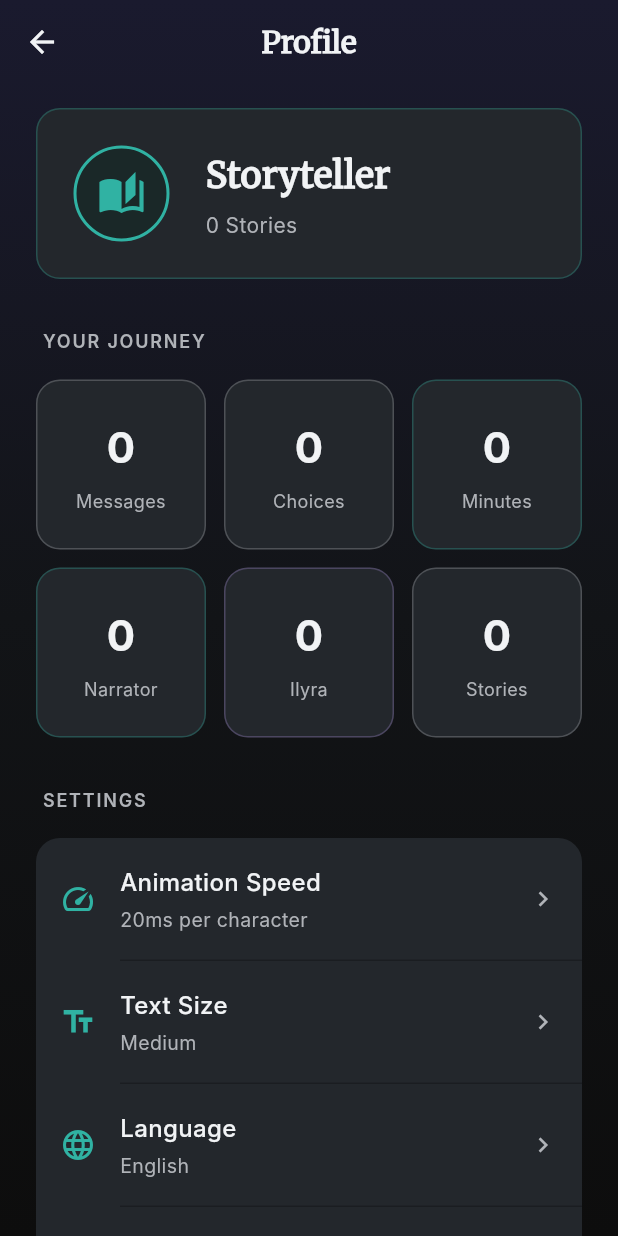
After one commit to hammerheart92/StoryForge, a Flutter app: the screen it shows after launch, after a tap on the "person" icon, on a phone screen of 412 x 824 dp. The commit adds this screen. Run offline on Flutter 3.47's test engine with Material 3 defaults, Android fonts, the phone set to English and light mode, and no system bars; our stand-ins replace flutter_riverpod, shared_preferences; Roboto replaces fonts that are missing (Inter).

Commit message:
feat(profile): Add ProfileScreen with real-time stats (Session 18 - Phase 2)
Phase 1 & 2 Complete:
- Created ProfileScreen with three-section layout
- Added profile icon navigation from HomeScreen
- Built StatsService to calculate user statistics
- Display 6 real stat cards: Messages, Choices, Minutes, Narrator, Ilyra, Stories
- Stats persist across app restarts
- Professional dark gradient UI matching HomeScreen

Files created:
- frontend/lib/screens/profile_screen.dart
- frontend/lib/services/stats_service.dart

Files modified:
- frontend/lib/screens/home_screen.dart (added profile icon)

Next: Phase 3 - Settings functionality

```diff
--- a/frontend/lib/screens/home_screen.dart
+++ b/frontend/lib/screens/home_screen.dart
@@ -9,6 +9,7 @@ import '../theme/storyforge_theme.dart';
 import '../theme/tokens/colors.dart';
 import '../theme/tokens/spacing.dart';
 import 'narrative_screen.dart';
+import 'profile_screen.dart';
 
 class HomeScreen extends StatefulWidget {
   const HomeScreen({super.key});
@@ -42,7 +43,10 @@ class _HomeScreenState extends State<HomeScreen> {
     final isDesktop = screenWidth > 600;
 
     return Scaffold(
-      body: Container(
+      body: Stack(
+        children: [
+          // Main content with gradient background
+          Container(
             // Option B: Subtle vertical gradient (atmospheric depth)
             decoration: const BoxDecoration(
               gradient: LinearGradient(
@@ -183,6 +187,51 @@ class _HomeScreenState extends State<HomeScreen> {
             ),
           ),
         ),
+      ),
+
+          // Profile icon button (top-right)
+          Positioned(
+            top: 0,
+            right: 0,
+            child: SafeArea(
+              child: Padding(
+                padding: const EdgeInsets.all(DesignSpacing.md),
+                child: Material(
+                  color: Colors.transparent,
+                  child: InkWell(
+                    onTap: () {
+                      Navigator.push(
+                        context,
+                        MaterialPageRoute(
+                          builder: (context) => const ProfileScreen(),
+                        ),
+                      );
+                    },
+                    borderRadius: BorderRadius.circular(24),
+                    splashColor: DesignColors.highlightTeal.withOpacity(0.3),
+                    child: Container(
+                      width: 48,
+                      height: 48,
+                      decoration: BoxDecoration(
+                        shape: BoxShape.circle,
+                        color: DesignColors.dSurfaces.withOpacity(0.6),
+                        border: Border.all(
+                          color: DesignColors.highlightTeal.withOpacity(0.4),
+                          width: 1,
+                        ),
+                      ),
+                      child: const Icon(
+                        Icons.person,
+                        color: DesignColors.highlightTeal,
+                        size: 28,
+                      ),
+                    ),
+                  ),
+                ),
+              ),
+            ),
+          ),
+        ],
       ),
     );
   }
--- /dev/null
+++ b/frontend/lib/screens/profile_screen.dart
@@ -0,0 +1,508 @@
+// lib/screens/profile_screen.dart
+// ProfileScreen - Central hub for user stats and settings
+// Features profile header, stats grid, and settings menu
+
+import 'package:flutter/material.dart';
+import '../services/stats_service.dart';
+import '../theme/tokens/colors.dart';
+import '../theme/tokens/spacing.dart';
+
+class ProfileScreen extends StatefulWidget {
+  const ProfileScreen({super.key});
+
+  @override
+  State<ProfileScreen> createState() => _ProfileScreenState();
+}
+
+class _ProfileScreenState extends State<ProfileScreen> {
+  UserStats _stats = UserStats.empty();
+
+  @override
+  void initState() {
+    super.initState();
+    _loadStats();
+  }
+
+  Future<void> _loadStats() async {
+    final stats = await StatsService.calculateStats();
+    if (mounted) {
+      setState(() {
+        _stats = stats;
+      });
+    }
+  }
+
+  @override
+  Widget build(BuildContext context) {
+    final screenWidth = MediaQuery.of(context).size.width;
+    final isDesktop = screenWidth > 600;
+
+    return Scaffold(
+      // Transparent for gradient background
+      backgroundColor: Colors.transparent,
+      extendBodyBehindAppBar: true,
+      appBar: AppBar(
+        backgroundColor: Colors.transparent,
+        elevation: 0,
+        leading: IconButton(
+          icon: const Icon(
+            Icons.arrow_back,
+            color: DesignColors.dPrimaryText,
+          ),
+          onPressed: () => Navigator.pop(context),
+        ),
+        title: const Text(
+          'Profile',
+          style: TextStyle(
+            fontFamily: 'Merriweather',
+            fontSize: 20,
+            fontWeight: FontWeight.bold,
+            color: DesignColors.dPrimaryText,
+          ),
+        ),
+        centerTitle: true,
+      ),
+      body: Container(
+        // Dark gradient background (same as HomeScreen)
+        decoration: const BoxDecoration(
+          gradient: LinearGradient(
+            begin: Alignment.topCenter,
+            end: Alignment.bottomCenter,
+            colors: [
+              Color(0xFF1A1A2E), // Dark blue-gray (top)
+              Color(0xFF121417), // Near black (middle)
+              Color(0xFF0D0D0D), // Deeper black (bottom)
+            ],
+            stops: [0.0, 0.5, 1.0],
+          ),
+        ),
+        child: SafeArea(
+          child: SingleChildScrollView(
+            padding: EdgeInsets.symmetric(
+              horizontal: isDesktop ? DesignSpacing.xl : DesignSpacing.lg,
+              vertical: DesignSpacing.md,
+            ),
+            child: Center(
+              child: ConstrainedBox(
+                // Max width for desktop
+                constraints: const BoxConstraints(maxWidth: 600),
+                child: Column(
+                  crossAxisAlignment: CrossAxisAlignment.stretch,
+                  children: [
+                    // Section 1: Profile Header
+                    _ProfileHeader(totalStories: _stats.totalStories),
+
+                    const SizedBox(height: DesignSpacing.xl),
+
+                    // Section 2: Stats Grid (3x2)
+                    _StatsGrid(stats: _stats),
+
+                    const SizedBox(height: DesignSpacing.xl),
+
+                    // Section 3: Settings List
+                    const _SettingsList(),
+
+                    const SizedBox(height: DesignSpacing.xl),
+                  ],
+                ),
+              ),
+            ),
+          ),
+        ),
+      ),
+    );
+  }
+}
+
+/// Profile header with avatar and user info
+class _ProfileHeader extends StatelessWidget {
+  final int totalStories;
+
+  const _ProfileHeader({required this.totalStories});
+
+  @override
+  Widget build(BuildContext context) {
+    return Container(
+      padding: const EdgeInsets.all(DesignSpacing.lg),
+      decoration: BoxDecoration(
+        color: DesignColors.dSurfaces,
+        borderRadius: BorderRadius.circular(16),
+        border: Border.all(
+          color: DesignColors.highlightTeal.withOpacity(0.3),
+          width: 1,
+        ),
+      ),
+      child: Row(
+        children: [
+          // Avatar icon
+          Container(
+            width: 64,
+            height: 64,
+            decoration: BoxDecoration(
+              shape: BoxShape.circle,
+              border: Border.all(
+                color: DesignColors.highlightTeal,
+                width: 2,
+              ),
+              color: const Color(0xFF1A2828),
+            ),
+            child: const Icon(
+              Icons.auto_stories,
+              color: DesignColors.highlightTeal,
+              size: 32,
+            ),
+          ),
+
+          const SizedBox(width: DesignSpacing.lg),
+
+          // Name and stats
+          Expanded(
+            child: Column(
+              crossAxisAlignment: CrossAxisAlignment.start,
+              children: [
+                const Text(
+                  'Storyteller',
+                  style: TextStyle(
+                    fontFamily: 'Merriweather',
+                    fontSize: 24,
+                    fontWeight: FontWeight.bold,
+                    color: DesignColors.dPrimaryText,
+                  ),
+                ),
+                const SizedBox(height: 4),
+                Text(
+                  '$totalStories ${totalStories == 1 ? 'Story' : 'Stories'}',
+                  style: TextStyle(
+                    fontSize: 14,
+                    color: DesignColors.dSecondaryText,
+                  ),
+                ),
+              ],
+            ),
+          ),
+        ],
+      ),
+    );
+  }
+}
+
+/// Stats grid displaying 6 stat cards in 3x2 layout
+class _StatsGrid extends StatelessWidget {
+  final UserStats stats;
+
+  const _StatsGrid({required this.stats});
+
+  @override
+  Widget build(BuildContext context) {
+    return Column(
+      crossAxisAlignment: CrossAxisAlignment.start,
+      children: [
+        // Section header
+        Padding(
+          padding: const EdgeInsets.only(
+            left: DesignSpacing.xs,
+            bottom: DesignSpacing.md,
+          ),
+          child: Text(
+            'YOUR JOURNEY',
+            style: TextStyle(
+              fontSize: 12,
+              fontWeight: FontWeight.w600,
+              letterSpacing: 1.2,
+              color: DesignColors.dSecondaryText,
+            ),
+          ),
+        ),
+
+        // 3x2 Grid of stat cards
+        GridView.count(
+          shrinkWrap: true,
+          physics: const NeverScrollableScrollPhysics(),
+          crossAxisCount: 3,
+          mainAxisSpacing: 12,
+          crossAxisSpacing: 12,
+          childAspectRatio: 1.0,
+          children: [
+            _StatCard(
+              value: stats.totalMessages.toString(),
+              label: 'Messages',
+              accentColor: DesignColors.dSecondaryText,
+            ),
+            _StatCard(
+              value: stats.choicesMade.toString(),
+              label: 'Choices',
+              accentColor: DesignColors.dSecondaryText,
+            ),
+            _StatCard(
+              value: stats.timeSpentMinutes.toString(),
+              label: 'Minutes',
+              accentColor: DesignColors.highlightTeal,
+            ),
+            _StatCard(
+              value: stats.narratorMessages.toString(),
+              label: 'Narrator',
+              accentColor: DesignColors.highlightTeal,
+            ),
+            _StatCard(
+              value: stats.ilyraMessages.toString(),
+              label: 'Ilyra',
+              accentColor: DesignColors.highlightPurple,
+            ),
+            _StatCard(
+              value: stats.totalStories.toString(),
+              label: 'Stories',
+              accentColor: DesignColors.dSecondaryText,
+            ),
+          ],
+        ),
+      ],
+    );
+  }
+}
+
+/// Individual stat card widget
+class _StatCard extends StatelessWidget {
+  final String value;
+  final String label;
+  final Color accentColor;
+
+  const _StatCard({
+    required this.value,
+    required this.label,
+    required this.accentColor,
+  });
+
+  @override
+  Widget build(BuildContext context) {
+    return Container(
+      padding: const EdgeInsets.all(12),
+      decoration: BoxDecoration(
+        color: DesignColors.dSurfaces,
+        borderRadius: BorderRadius.circular(16),
+        border: Border.all(
+          color: accentColor.withOpacity(0.3),
+          width: 1,
+        ),
+      ),
+      child: Column(
+        mainAxisAlignment: MainAxisAlignment.center,
+        children: [
+          Text(
+            value,
+            style: const TextStyle(
+              fontSize: 28,
+              fontWeight: FontWeight.bold,
+              color: DesignColors.dPrimaryText,
+            ),
+          ),
+          const SizedBox(height: 4),
+          Text(
+            label,
+            style: TextStyle(
+              fontSize: 12,
+              color: DesignColors.dSecondaryText,
+            ),
+            textAlign: TextAlign.center,
+            maxLines: 1,
+            overflow: TextOverflow.ellipsis,
+          ),
+        ],
+      ),
+    );
+  }
+}
+
+/// Settings menu list
+class _SettingsList extends StatelessWidget {
+  const _SettingsList();
+
+  @override
+  Widget build(BuildContext context) {
+    return Column(
+      crossAxisAlignment: CrossAxisAlignment.start,
+      children: [
+        // Section header
+        Padding(
+          padding: const EdgeInsets.only(
+            left: DesignSpacing.xs,
+            bottom: DesignSpacing.md,
+          ),
+          child: Text(
+            'SETTINGS',
+            style: TextStyle(
+              fontSize: 12,
+              fontWeight: FontWeight.w600,
+              letterSpacing: 1.2,
+              color: DesignColors.dSecondaryText,
+            ),
+          ),
+        ),
+
+        // Settings container
+        Container(
+          decoration: BoxDecoration(
+            color: DesignColors.dSurfaces,
+            borderRadius: BorderRadius.circular(16),
+          ),
+          child: Column(
+            children: [
+              // Animation Speed
+              _SettingsItem(
+                icon: Icons.speed,
+                iconColor: DesignColors.highlightTeal,
+                title: 'Animation Speed',
+                subtitle: '20ms per character',
+                onTap: () {
+                  // TODO: Implement in Phase 3
+                },
+              ),
+
+              _buildDivider(),
+
+              // Text Size
+              _SettingsItem(
+                icon: Icons.text_fields,
+                iconColor: DesignColors.highlightTeal,
+                title: 'Text Size',
+                subtitle: 'Medium',
+                onTap: () {
+                  // TODO: Implement in Phase 3
+                },
+              ),
+
+              _buildDivider(),
+
+              // Language
+              _SettingsItem(
+                icon: Icons.language,
+                iconColor: DesignColors.highlightTeal,
+                title: 'Language',
+                subtitle: 'English',
+                onTap: () {
+                  // TODO: Implement in Phase 3
+                },
+              ),
+
+              _buildDivider(),
+
+              // Clear Data
+              _SettingsItem(
+                icon: Icons.delete_forever,
+                iconColor: DesignColors.dDanger,
+                title: 'Clear All Data',
+                subtitle: 'Delete all stories and settings',
+                onTap: () {
+                  // TODO: Implement in Phase 4
+                },
+              ),
+
+              _buildDivider(),
+
+              // About
+              _SettingsItem(
+                icon: Icons.info_outline,
+                iconColor: DesignColors.dSecondaryText,
+                title: 'About StoryForge',
+                subtitle: 'Version 1.0.0',
+                showChevron: false,
+                onTap: () {
+                  // TODO: Implement in Phase 4
+                },
+              ),
+            ],
+          ),
+        ),
+      ],
+    );
+  }
+
+  Widget _buildDivider() {
+    return Divider(
+      height: 1,
+      thickness: 1,
+      color: DesignColors.dBackground.withOpacity(0.5),
+      indent: 56,
+    );
+  }
+}
+
+/// Individual settings item widget
+class _SettingsItem extends StatelessWidget {
+  final IconData icon;
+  final Color iconColor;
+  final String title;
+  final String subtitle;
+  final bool showChevron;
+  final VoidCallback onTap;
+
+  const _SettingsItem({
+    required this.icon,
+    required this.iconColor,
+    required this.title,
+    required this.subtitle,
+    this.showChevron = true,
+    required this.onTap,
+  });
+
+  @override
+  Widget build(BuildContext context) {
+    return Material(
+      color: Colors.transparent,
+      child: InkWell(
+        onTap: onTap,
+        borderRadius: BorderRadius.circular(8),
+        child: Padding(
+          padding: const EdgeInsets.symmetric(
+            horizontal: DesignSpacing.md,
+            vertical: DesignSpacing.md,
+          ),
+          child: Row(
+            children: [
+              // Leading icon
+              Icon(
+                icon,
+                color: iconColor,
+                size: 24,
+              ),
+
+              const SizedBox(width: DesignSpacing.md),
+
+              // Title and subtitle
+              Expanded(
+                child: Column(
+                  crossAxisAlignment: CrossAxisAlignment.start,
+                  children: [
+                    Text(
+                      title,
+                      style: const TextStyle(
+                        fontSize: 16,
+                        fontWeight: FontWeight.w500,
+                        color: DesignColors.dPrimaryText,
+                      ),
+                    ),
+                    const SizedBox(height: 2),
+                    Text(
+                      subtitle,
+                      style: TextStyle(
+                        fontSize: 13,
+                        color: DesignColors.dSecondaryText,
+                      ),
+                    ),
+                  ],
+                ),
+              ),
+
+              // Trailing chevron
+              if (showChevron)
+                Icon(
+                  Icons.chevron_right,
+                  color: DesignColors.dSecondaryText,
+                  size: 20,
+                ),
+            ],
+          ),
+        ),
+      ),
+    );
+  }
+}
--- /dev/null
+++ b/frontend/lib/services/stats_service.dart
@@ -0,0 +1,111 @@
+// lib/services/stats_service.dart
+// Service for calculating user statistics from saved story data
+
+import '../models/narrative_message.dart';
+import 'story_state_service.dart';
+
+/// User statistics calculated from story history
+class UserStats {
+  final int totalMessages;
+  final int choicesMade;
+  final int timeSpentMinutes;
+  final int narratorMessages;
+  final int ilyraMessages;
+  final int totalStories;
+
+  const UserStats({
+    required this.totalMessages,
+    required this.choicesMade,
+    required this.timeSpentMinutes,
+    required this.narratorMessages,
+    required this.ilyraMessages,
+    required this.totalStories,
+  });
+
+  /// Empty stats for new users
+  factory UserStats.empty() {
+    return const UserStats(
+      totalMessages: 0,
+      choicesMade: 0,
+      timeSpentMinutes: 0,
+      narratorMessages: 0,
+      ilyraMessages: 0,
+      totalStories: 0,
+    );
+  }
+
+  @override
+  String toString() {
+    return 'UserStats(messages: $totalMessages, choices: $choicesMade, '
+        'minutes: $timeSpentMinutes, narrator: $narratorMessages, '
+        'ilyra: $ilyraMessages, stories: $totalStories)';
+  }
+}
+
+/// Service for calculating user statistics
+class StatsService {
+  /// Calculate all user statistics from saved story data
+  static Future<UserStats> calculateStats() async {
+    final savedState = await StoryStateService.loadState();
+
+    // No saved state - return empty stats
+    if (savedState == null) {
+      return UserStats.empty();
+    }
+
+    final messages = savedState['messages'] as List<NarrativeMessage>;
+
+    // No messages - return empty stats
+    if (messages.isEmpty) {
+      return UserStats.empty();
+    }
+
+    // Count messages by type
+    final totalMessages = messages.length;
+    final choicesMade = messages.where((m) => m.isUser).length;
+    final narratorMessages = messages.where((m) => m.speaker == 'narrator').length;
+    final ilyraMessages = messages.where((m) => m.speaker == 'ilyra').length;
+
+    // Estimate reading time based on word count
+    final timeSpentMinutes = _estimateReadingTime(messages);
+
+    // For MVP: 1 story if there are messages, 0 otherwise
+    final totalStories = messages.isNotEmpty ? 1 : 0;
+
+    return UserStats(
+      totalMessages: totalMessages,
+      choicesMade: choicesMade,
+      timeSpentMinutes: timeSpentMinutes,
+      narratorMessages: narratorMessages,
+      ilyraMessages: ilyraMessages,
+      totalStories: totalStories,
+    );
+  }
+
+  /// Estimate reading time based on word count
+  /// Assumes average reading speed of 200 words per minute
+  static int _estimateReadingTime(List<NarrativeMessage> messages) {
+    int totalWords = 0;
+
+    for (final msg in messages) {
+      // Count words in main dialogue
+      totalWords += _countWords(msg.dialogue);
+
+      // Count words in action text if present
+      if (msg.actionText != null && msg.actionText!.isNotEmpty) {
+        totalWords += _countWords(msg.actionText!);
+      }
+    }
+
+    // Calculate minutes at 200 words per minute
+    // Minimum 1 minute if there's any content
+    if (totalWords == 0) return 0;
+    return (totalWords / 200).ceil();
+  }
+
+  /// Count words in a string
+  static int _countWords(String text) {
+    if (text.isEmpty) return 0;
+    return text.trim().split(RegExp(r'\s+')).length;
+  }
+}
```
Lines whose indentation alone changed are shown as unchanged.
